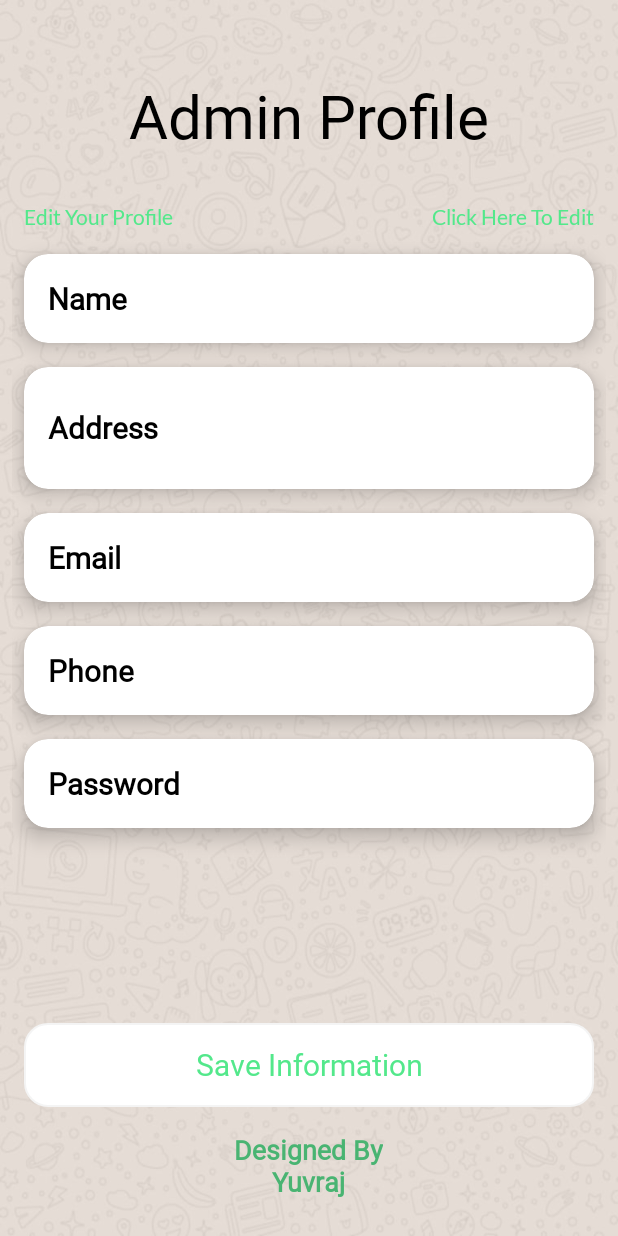
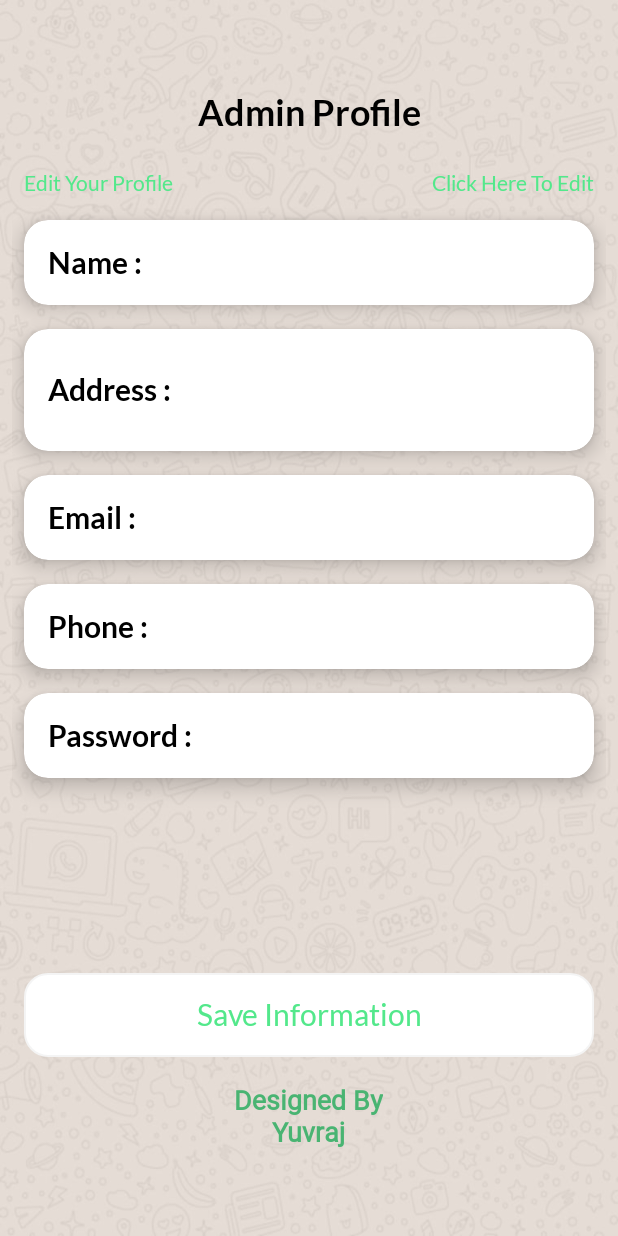
Before and after one commit to Yuvraj-Aargade-8261/Admin-Waves-Of-Food, an Android app: the AdminProfile screen opened directly, with no data from a screen before it, on a phone screen of 412 x 824 dp. Run offline under Robolectric (Android 15) with nearby library versions, the phone set to English and light mode, and no system bars; our stand-ins replace Firebase (no records; nobody signed in at launch, a user with empty details on screens opened directly).

Commit message:
UI Enhancment

```diff
--- a/app/src/main/res/layout/activity_admin_profile.xml
+++ b/app/src/main/res/layout/activity_admin_profile.xml
@@ -12,11 +12,11 @@
         android:id="@+id/textView26"
         android:layout_width="wrap_content"
         android:layout_height="wrap_content"
-        android:layout_marginTop="50dp"
-        android:fontFamily="@font/yeonsung_regular"
+        android:layout_marginTop="60dp"
+        android:fontFamily="@font/lato_bold"
+        android:text="Admin Profile"
         android:textColor="@color/black"
-        android:textSize="40sp"
-        android:text="Admin Profile"
+        android:textSize="24sp"
         app:layout_constraintEnd_toEndOf="parent"
         app:layout_constraintStart_toStartOf="parent"
         app:layout_constraintTop_toTopOf="parent" />
@@ -26,7 +26,7 @@
         android:layout_width="wrap_content"
         android:layout_height="wrap_content"
         android:layout_marginStart="16dp"
-        android:layout_marginTop="32dp"
+        android:layout_marginTop="24dp"
         android:fontFamily="@font/lato_regular"
         android:text="Edit Your Profile "
         android:textColor="@color/green"
@@ -37,7 +37,7 @@
         android:id="@+id/editbutton"
         android:layout_width="wrap_content"
         android:layout_height="wrap_content"
-        android:layout_marginTop="32dp"
+        android:layout_marginTop="24dp"
         android:layout_marginEnd="16dp"
         android:clickable="true"
         android:fontFamily="@font/lato_regular"
@@ -80,8 +80,8 @@
                     android:layout_width="wrap_content"
                     android:layout_height="wrap_content"
                     android:layout_marginEnd="16dp"
-                    android:fontFamily="@font/yeonsung_regular"
-                    android:text="Name"
+                    android:fontFamily="@font/lato_bold"
+                    android:text="Name :"
                     android:textColor="@color/black"
                     android:textSize="20sp"
                     android:textStyle="bold" />
@@ -120,8 +120,8 @@
                     android:layout_height="wrap_content"
                     android:layout_gravity="center"
                     android:layout_marginEnd="16dp"
-                    android:fontFamily="@font/yeonsung_regular"
-                    android:text="Address"
+                    android:fontFamily="@font/lato_bold"
+                    android:text="Address :"
                     android:textColor="@color/black"
                     android:textSize="20sp"
                     android:textStyle="bold" />
@@ -161,8 +161,8 @@
                     android:layout_width="wrap_content"
                     android:layout_height="wrap_content"
                     android:layout_marginEnd="16dp"
-                    android:fontFamily="@font/yeonsung_regular"
-                    android:text="Email"
+                    android:fontFamily="@font/lato_bold"
+                    android:text="Email :"
                     android:textColor="@color/black"
                     android:textSize="20sp"
                     android:textStyle="bold" />
@@ -200,8 +200,8 @@
                     android:layout_width="wrap_content"
                     android:layout_height="wrap_content"
                     android:layout_marginEnd="16dp"
-                    android:fontFamily="@font/yeonsung_regular"
-                    android:text="Phone"
+                    android:fontFamily="@font/lato_bold"
+                    android:text="Phone :"
                     android:textColor="@color/black"
                     android:textSize="20sp"
                     android:textStyle="bold" />
@@ -239,8 +239,8 @@
                     android:layout_width="wrap_content"
                     android:layout_height="wrap_content"
                     android:layout_marginEnd="16dp"
-                    android:fontFamily="@font/yeonsung_regular"
-                    android:text="Password"
+                    android:fontFamily="@font/lato_bold"
+                    android:text="Password :"
                     android:textColor="@color/black"
                     android:textSize="20sp"
                     android:textStyle="bold" />
@@ -263,12 +263,12 @@
             android:layout_width="match_parent"
             android:layout_height="56dp"
             android:layout_gravity="bottom"
+            android:layout_marginLeft="8dp"
             android:layout_marginTop="130dp"
-            android:layout_marginLeft="8dp"
             android:layout_marginRight="8dp"
             android:background="@drawable/proceedbutton"
             android:elevation="6dp"
-            android:fontFamily="@font/yeonsung_regular"
+            android:fontFamily="@font/lato_regular"
             android:text="Save Information"
             android:textAllCaps="false"
             android:textColor="@color/green"
--- a/app/src/main/res/layout/activity_choose_location_admin.xml
+++ b/app/src/main/res/layout/activity_choose_location_admin.xml
@@ -76,7 +76,7 @@
         android:layout_width="wrap_content"
         android:layout_height="wrap_content"
         android:layout_marginTop="55dp"
-        android:fontFamily="@font/yeonsung_regular"
+        android:fontFamily="@font/lato_bold"
         android:gravity="center"
         android:text="Choose Hotel Location"
         android:textColor="@color/black"
--- a/app/src/main/res/layout/activity_login.xml
+++ b/app/src/main/res/layout/activity_login.xml
@@ -51,7 +51,7 @@
         android:layout_width="wrap_content"
         android:layout_height="wrap_content"
         android:layout_marginTop="8dp"
-        android:fontFamily="@font/yeonsung_regular"
+        android:fontFamily="@font/lato_regular"
         android:gravity="center"
         android:text="Login To Your\nAdmin Dashboard"
         android:textColor="@color/green"
@@ -101,7 +101,7 @@
         android:layout_width="wrap_content"
         android:layout_height="wrap_content"
         android:layout_marginTop="16dp"
-        android:fontFamily="@font/yeonsung_regular"
+        android:fontFamily="@font/lato_bold"
         android:text="or"
         android:textColor="@color/black"
 
@@ -113,7 +113,7 @@
         android:id="@+id/textView11"
         android:layout_width="wrap_content"
         android:layout_height="wrap_content"
-        android:fontFamily="@font/yeonsung_regular"
+        android:fontFamily="@font/lato_bold"
         android:text="Continue With"
         android:textColor="@color/black"
 
--- a/app/src/main/res/layout/activity_out_for_delivery.xml
+++ b/app/src/main/res/layout/activity_out_for_delivery.xml
@@ -12,11 +12,11 @@
         android:id="@+id/allitemtextview"
         android:layout_width="wrap_content"
         android:layout_height="wrap_content"
-        android:layout_marginTop="50dp"
-        android:fontFamily="@font/yeonsung_regular"
+        android:layout_marginTop="60dp"
+        android:fontFamily="@font/lato_bold"
         android:text="Out For Delivery"
         android:textColor="@color/black"
-        android:textSize="40sp"
+        android:textSize="24sp"
         app:layout_constraintEnd_toEndOf="parent"
         app:layout_constraintStart_toStartOf="parent"
         app:layout_constraintTop_toTopOf="parent" />
--- a/app/src/main/res/layout/activity_sign_up.xml
+++ b/app/src/main/res/layout/activity_sign_up.xml
@@ -157,11 +157,11 @@
         android:layout_width="wrap_content"
         android:layout_height="wrap_content"
         android:layout_marginTop="8dp"
-        android:fontFamily="@font/yeonsung_regular"
+        android:fontFamily="@font/lato_regular"
         android:gravity="center"
         android:text="Sign Up Here For Your\nAdmin Dashboard"
         android:textColor="@color/green"
-        android:textSize="20sp"
+        android:textSize="16sp"
         app:layout_constraintEnd_toEndOf="parent"
         app:layout_constraintStart_toStartOf="parent"
         app:layout_constraintTop_toBottomOf="@+id/textView4" />
--- a/app/src/main/res/layout/activity_splash_screen.xml
+++ b/app/src/main/res/layout/activity_splash_screen.xml
@@ -37,10 +37,10 @@
         android:id="@+id/textView3"
         android:layout_width="wrap_content"
         android:layout_height="wrap_content"
-        android:layout_marginTop="16dp"
-        android:fontFamily="@font/yeonsung_regular"
+        android:layout_marginTop="8dp"
+        android:fontFamily="@font/lato_bold"
         android:text="Admin Dashboard"
-        android:textColor="@color/green"
+        android:textColor="@color/black"
         android:textSize="20sp"
 
         app:layout_constraintEnd_toEndOf="@+id/textView"
--- a/gradle/libs.versions.toml
+++ b/gradle/libs.versions.toml
@@ -1,5 +1,5 @@
 [versions]
-agp = "8.11.0"
+agp = "8.11.1"
 kotlin = "2.0.21"
 coreKtx = "1.16.0"
 junit = "4.13.2"
```
Also changed, not shown: app/src/main/res/layout/activity_add_item.xml (+12 -12 lines), app/src/main/res/layout/activity_all_item.xml (+7 -7 lines), app/src/main/res/layout/activity_completed_order.xml (+6 -6 lines), app/src/main/res/layout/activity_order_detailes_aactivity.xml (+4 -4 lines), app/src/main/res/layout/activity_pending_order.xml (+6 -6 lines).
